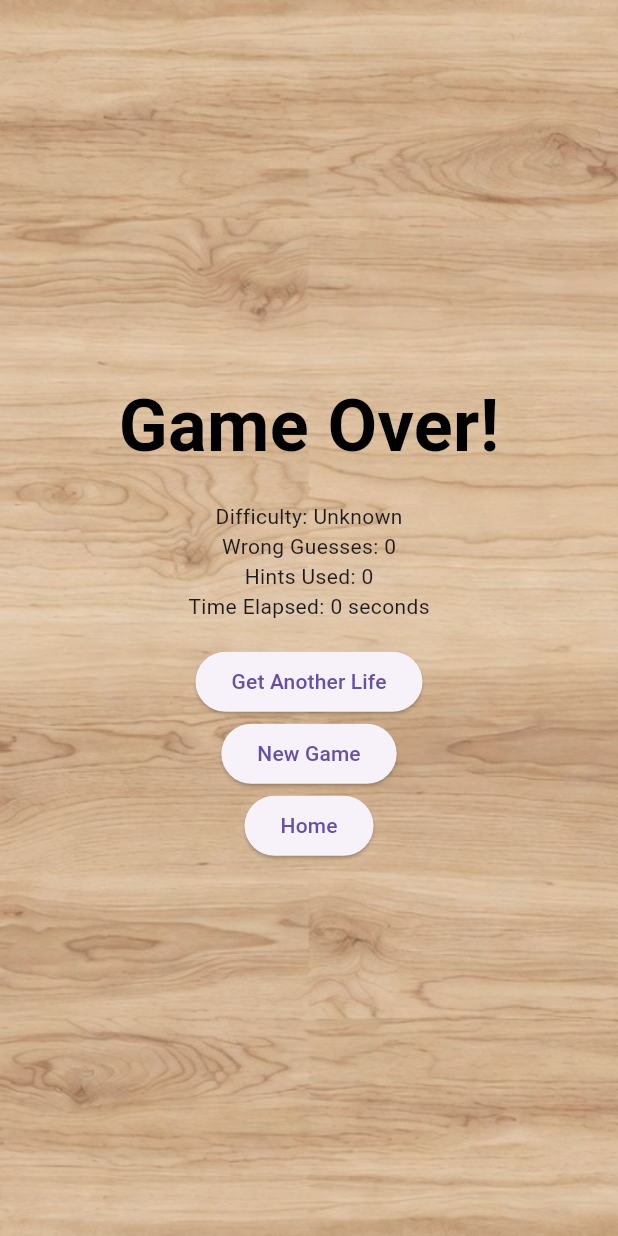
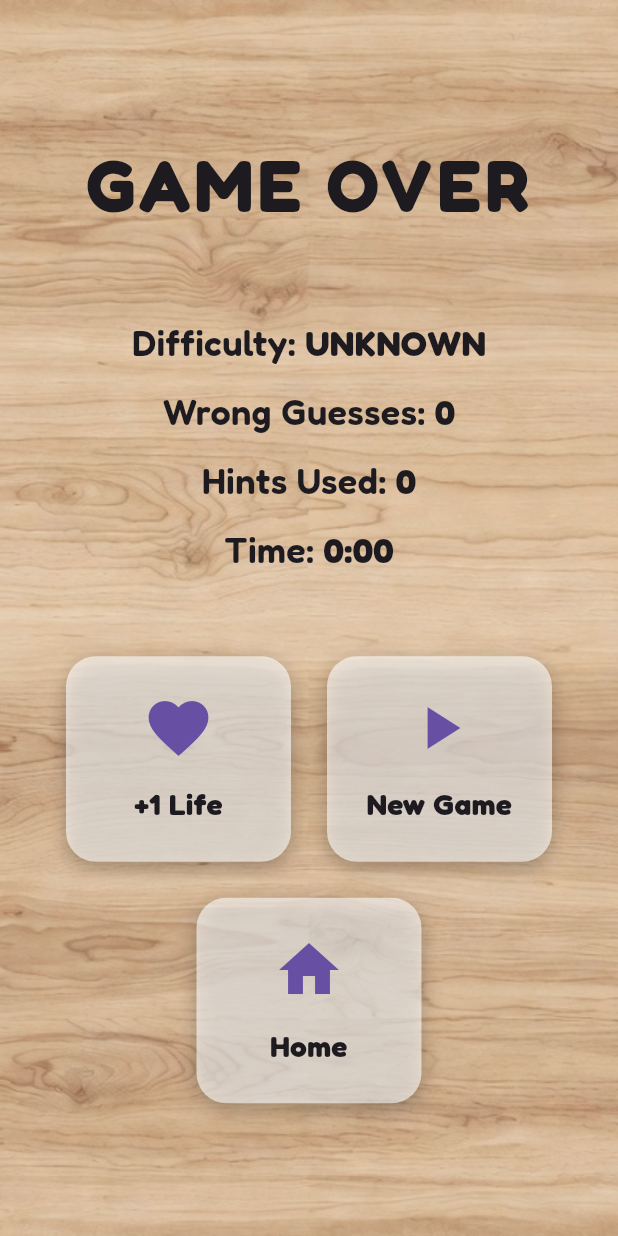
Before and after one commit to irrationalBear/SqwordleX, a Flutter app: the EndGameScreen screen opened directly with empty values, on a phone screen of 412 x 824 dp. Run offline on Flutter 3.47's test engine with Material 3 defaults, Android fonts, the phone set to English and light mode, and no system bars; our stand-ins replace audioplayers, confetti, flutter_svg, google_fonts, shared_preferences; accounts and stored records are empty.

Commit message:
Added styling to endgame screen with animations + set global font

```diff
--- a/lib/main.dart
+++ b/lib/main.dart
@@ -1,4 +1,5 @@
 import 'package:flutter/material.dart';
+import 'package:google_fonts/google_fonts.dart';
 import 'package:provider/provider.dart';
 
 import 'models/game_state.dart';
@@ -23,7 +24,10 @@ class SquordleXApp extends StatelessWidget {
       create: (context) => GameState(),
       child: MaterialApp(
         title: 'SqwordleX',
-        theme: ThemeData(primarySwatch: Colors.blue),
+        theme: ThemeData(
+          primarySwatch: Colors.blue,
+          fontFamily: GoogleFonts.fredoka().fontFamily, // ← playful & readable
+        ),
         home: const SplashScreen(),
         debugShowCheckedModeBanner: false,
         navigatorObservers: [routeObserver], // NEW: enables RouteAware
--- a/lib/screens/endgame_screen.dart
+++ b/lib/screens/endgame_screen.dart
@@ -1,3 +1,4 @@
+import 'package:confetti/confetti.dart';
 import 'package:flutter/material.dart';
 import 'package:provider/provider.dart';
 import 'package:sqwordlex/widgets/my_scaffold.dart';
@@ -7,7 +8,7 @@ import 'main_screen.dart';
 import 'gameplay_screen.dart';
 import '../services/sound_manager.dart';
 
-class EndGameScreen extends StatelessWidget {
+class EndGameScreen extends StatefulWidget {
   final bool isPuzzleSolved;
   final String? difficulty;
   final int wrongGuesses;
@@ -24,72 +25,216 @@ class EndGameScreen extends StatelessWidget {
   });
 
   @override
+  State<EndGameScreen> createState() => _EndGameScreenState();
+}
+
+class _EndGameScreenState extends State<EndGameScreen> {
+  late final ConfettiController _confettiController;
+
+  @override
+  void initState() {
+    super.initState();
+    _confettiController = ConfettiController(
+      duration: const Duration(seconds: 5),
+    );
+
+    if (widget.isPuzzleSolved) {
+      SoundManager().playWin();
+      _confettiController.play();
+    } else {
+      SoundManager().playLoss();
+    }
+  }
+
+  @override
+  void dispose() {
+    _confettiController.dispose();
+    super.dispose();
+  }
+
+  @override
   Widget build(BuildContext context) {
+    final gameState = context.read<GameState>();
+    final minutes = widget.timeElapsed.inMinutes;
+    final seconds = widget.timeElapsed.inSeconds % 60;
+    final score =
+        ((100 * 2 * (gameState.wordLengthTopBottom)) +
+            (100 * 2 * (gameState.wordLengthLeftRight))) -
+        (widget.wrongGuesses * 100) -
+        (widget.hintsUsed * 100);
+
     return MyScaffold(
-      body: Center(
+      body: Stack(
+        children: [
+          // Fireworks (win only) – full screen but does NOT block taps
+          if (widget.isPuzzleSolved)
+            Align(
+              alignment: Alignment.topCenter,
+              child: ConfettiWidget(
+                confettiController: _confettiController,
+                blastDirectionality: BlastDirectionality.explosive,
+                particleDrag: 0.05,
+                emissionFrequency: 0.06,
+                numberOfParticles: 70,
+                gravity: 0.12,
+                colors: const [
+                  Colors.red,
+                  Colors.blue,
+                  Colors.green,
+                  Colors.yellow,
+                  Colors.purple,
+                  Colors.orange,
+                ],
+              ),
+            ),
+
+          SafeArea(
+            child: Center(
+              child: SingleChildScrollView(
+                padding: const EdgeInsets.all(32.0),
                 child: Column(
-          mainAxisAlignment: MainAxisAlignment.center,
+                  mainAxisSize: MainAxisSize.min,
                   children: [
-            AnimatedContainer(
-              duration: const Duration(milliseconds: 500),
-              child: Text(
-                isPuzzleSolved ? 'Congratulations!' : 'Game Over!',
+                    // Large, bold status
+                    Text(
+                      widget.isPuzzleSolved ? 'PUZZLE SOLVED!' : 'GAME OVER',
                       style: const TextStyle(
                         fontSize: 48,
                         fontWeight: FontWeight.bold,
-                  color: Colors.black,
+                        letterSpacing: 3,
+                      ),
+                      textAlign: TextAlign.center,
+                    ),
+                    const SizedBox(height: 16),
+
+                    if (widget.isPuzzleSolved)
+                      const Icon(
+                        Icons.celebration,
+                        size: 80,
+                        color: Colors.amber,
+                      ),
+
+                    const SizedBox(height: 32),
+
+                    // Stats – larger and bolder
+                    _buildStatRow(
+                      'Difficulty',
+                      widget.difficulty?.toUpperCase() ?? 'UNKNOWN',
+                    ),
+                    _buildStatRow(
+                      'Wrong Guesses',
+                      widget.wrongGuesses.toString(),
+                    ),
+                    _buildStatRow('Hints Used', widget.hintsUsed.toString()),
+                    _buildStatRow(
+                      'Time',
+                      '$minutes:${seconds.toString().padLeft(2, '0')}',
+                    ),
+                    if (widget.isPuzzleSolved)
+                      _buildStatRow('Score', score.toString()),
+                    const SizedBox(height: 48),
+
+                    // Bigger buttons with icons
+                    Wrap(
+                      spacing: 24,
+                      runSpacing: 24,
+                      alignment: WrapAlignment.center,
+                      children: [
+                        if (widget.isPuzzleSolved)
+                          _buildBigButton(
+                            icon: Icons.play_arrow,
+                            label: 'New Game',
+                            onTap: () =>
+                                _startNewGame(context, widget.difficulty),
+                          ),
+                        if (widget.isPuzzleSolved)
+                          _buildBigButton(
+                            icon: Icons.home,
+                            label: 'Home',
+                            onTap: () => _navigateToMain(context),
+                          ),
+
+                        if (!widget.isPuzzleSolved)
+                          _buildBigButton(
+                            icon: Icons.favorite,
+                            label: '+1 Life',
+                            onTap: () => _getAnotherLife(context),
+                          ),
+                        if (!widget.isPuzzleSolved)
+                          _buildBigButton(
+                            icon: Icons.play_arrow,
+                            label: 'New Game',
+                            onTap: () =>
+                                _startNewGame(context, widget.difficulty),
+                          ),
+                        if (!widget.isPuzzleSolved)
+                          _buildBigButton(
+                            icon: Icons.home,
+                            label: 'Home',
+                            onTap: () => _navigateToMain(context),
+                          ),
+                      ],
+                    ),
+                  ],
                 ),
               ),
             ),
-            if (isPuzzleSolved)
-              const Icon(Icons.whatshot, size: 50, color: Colors.yellow),
-            if (isPuzzleSolved)
-              Padding(
-                padding: const EdgeInsets.all(16.0),
-                child: Text(
-                  'Score: ${((100 * 2 * (context.read<GameState>().wordLengthTopBottom)) + (100 * 2 * (context.read<GameState>().wordLengthLeftRight))) - (wrongGuesses * 100) - (hintsUsed * 100)}',
-                  style: const TextStyle(fontSize: 24),
           ),
-              ),
-            Padding(
-              padding: const EdgeInsets.all(16.0),
-              child: Column(
-                children: [
-                  Text('Difficulty: ${difficulty ?? 'Unknown'}'),
-                  Text('Wrong Guesses: $wrongGuesses'),
-                  Text('Hints Used: $hintsUsed'),
-                  Text('Time Elapsed: ${timeElapsed.inSeconds} seconds'),
         ],
       ),
+    );
+  }
+
+  Widget _buildStatRow(String label, String value) {
+    return Padding(
+      padding: const EdgeInsets.symmetric(vertical: 6),
+      child: Row(
+        mainAxisAlignment: MainAxisAlignment.center,
+        children: [
+          Text(
+            '$label: ',
+            style: const TextStyle(fontSize: 24, fontWeight: FontWeight.w600),
           ),
-            Column(
-              children: [
-                if (isPuzzleSolved)
-                  ElevatedButton(
-                    onPressed: () => _startNewGame(context, difficulty),
-                    child: const Text('New Game'),
-                  ),
-                if (isPuzzleSolved)
-                  ElevatedButton(
-                    onPressed: () => _navigateToMain(context),
-                    child: const Text('Home'),
-                  ),
-                if (!isPuzzleSolved)
-                  ElevatedButton(
-                    onPressed: () => _getAnotherLife(context),
-                    child: const Text('Get Another Life'),
-                  ),
-                if (!isPuzzleSolved)
-                  ElevatedButton(
-                    onPressed: () => _startNewGame(context, difficulty),
-                    child: const Text('New Game'),
-                  ),
-                if (!isPuzzleSolved)
-                  ElevatedButton(
-                    onPressed: () => _navigateToMain(context),
-                    child: const Text('Home'),
+          Text(
+            value,
+            style: const TextStyle(fontSize: 24, fontWeight: FontWeight.bold),
           ),
         ],
+      ),
+    );
+  }
+
+  Widget _buildBigButton({
+    required IconData icon,
+    required String label,
+    required VoidCallback onTap,
+  }) {
+    return InkWell(
+      onTap: onTap,
+      borderRadius: BorderRadius.circular(20),
+      child: Container(
+        width: 150,
+        padding: const EdgeInsets.symmetric(vertical: 24, horizontal: 16),
+        decoration: BoxDecoration(
+          color: Colors.white.withValues(alpha: 0.6),
+          borderRadius: BorderRadius.circular(20),
+          boxShadow: const [
+            BoxShadow(
+              color: Colors.black26,
+              blurRadius: 10,
+              offset: Offset(0, 4),
+            ),
+          ],
+        ),
+        child: Column(
+          mainAxisSize: MainAxisSize.min,
+          children: [
+            Icon(icon, size: 48, color: Theme.of(context).colorScheme.primary),
+            const SizedBox(height: 12),
+            Text(
+              label,
+              style: const TextStyle(fontSize: 20, fontWeight: FontWeight.bold),
+              textAlign: TextAlign.center,
             ),
           ],
         ),
--- a/pubspec.yaml
+++ b/pubspec.yaml
@@ -13,6 +13,8 @@ dependencies:
   shared_preferences: ^2.3.0
   flutter_svg: ^2.0.10+1
   audioplayers: ^6.1.1
+  confetti: ^0.7.0
+  google_fonts: ^6.3.2
 
 dev_dependencies:
   flutter_test:
```
Also changed, not shown: pubspec.lock. Lines whose indentation alone changed are shown as unchanged.
